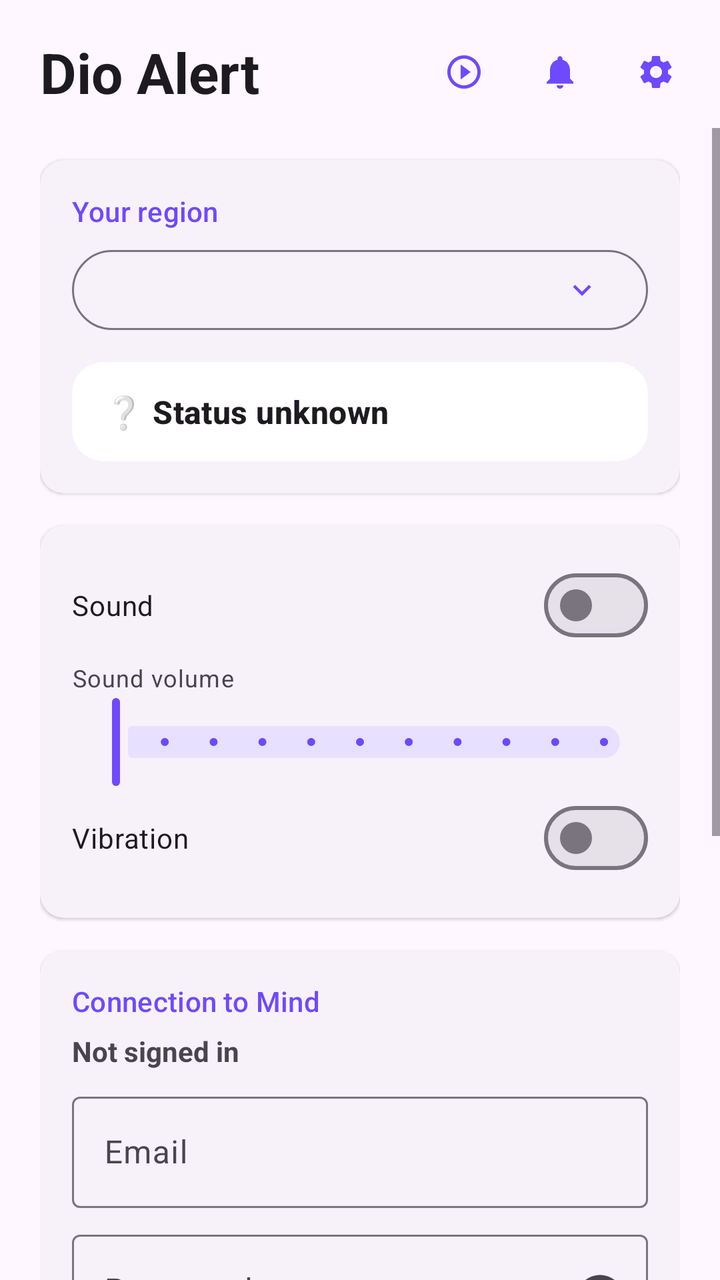
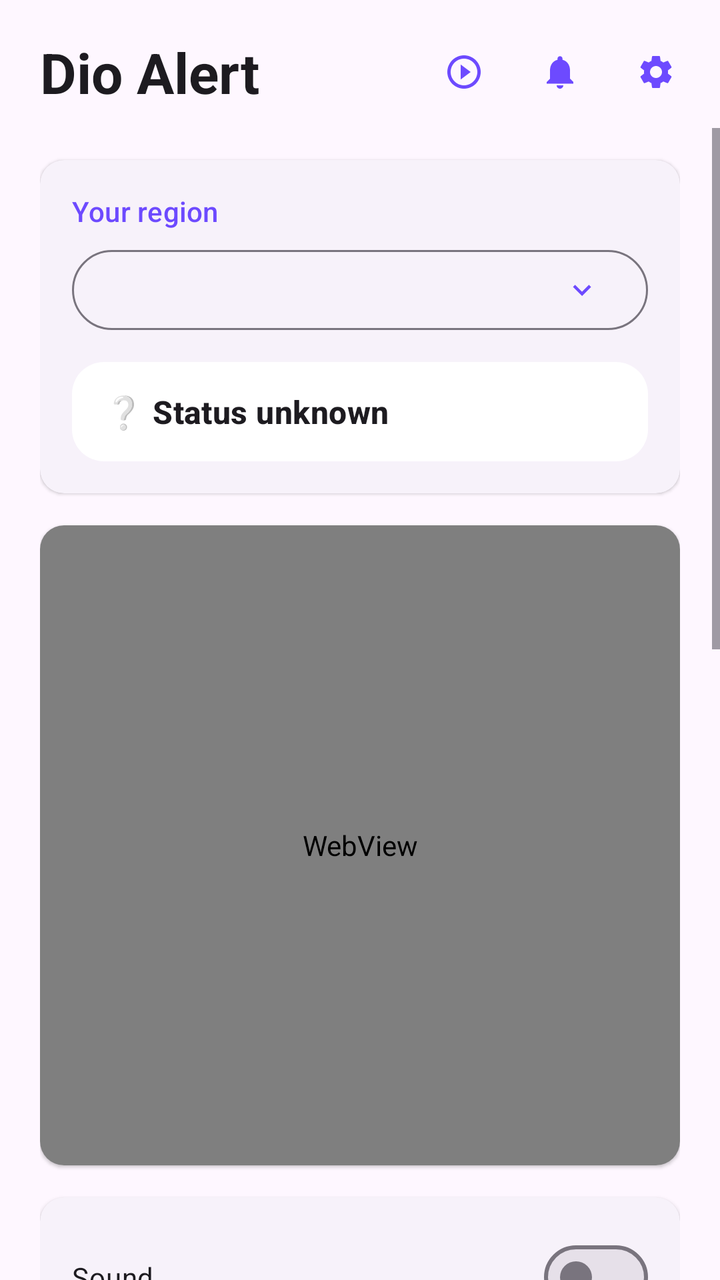

Two renders of the same Android screen: before a commit and after it. Below are the layout's source before the change and the commit's diff.
<!-- AndroidManifest.xml: application theme Theme.DioAlert -->
<!-- res/layout/activity_main.xml -->
<?xml version="1.0" encoding="utf-8"?>
<LinearLayout xmlns:android="http://schemas.android.com/apk/res/android"
    xmlns:app="http://schemas.android.com/apk/res-auto"
    android:layout_width="match_parent"
    android:layout_height="match_parent"
    android:fitsSystemWindows="true"
    android:orientation="vertical">

    
    <LinearLayout
        android:layout_width="match_parent"
        android:layout_height="wrap_content"
        android:gravity="center_vertical"
        android:orientation="horizontal"
        android:paddingStart="20dp"
        android:paddingTop="12dp"
        android:paddingEnd="8dp"
        android:paddingBottom="4dp">

        <TextView
            android:layout_width="0dp"
            android:layout_height="wrap_content"
            android:layout_weight="1"
            android:text="@string/app_name"
            android:textAppearance="?attr/textAppearanceHeadlineMedium"
            android:textStyle="bold" />

        <com.google.android.material.button.MaterialButton
            android:id="@+id/testButton"
            style="@style/Widget.Material3.Button.IconButton"
            android:layout_width="wrap_content"
            android:layout_height="wrap_content"
            android:contentDescription="@string/test_alerts"
            android:tooltipText="@string/test_alerts"
            app:icon="@drawable/ic_play_alert" />

        <com.google.android.material.button.MaterialButton
            android:id="@+id/notificationSettingsButton"
            style="@style/Widget.Material3.Button.IconButton"
            android:layout_width="wrap_content"
            android:layout_height="wrap_content"
            android:contentDescription="@string/notification_settings"
            android:tooltipText="@string/notification_settings"
            app:icon="@drawable/ic_notifications" />

        <com.google.android.material.button.MaterialButton
            android:id="@+id/appSettingsButton"
            style="@style/Widget.Material3.Button.IconButton"
            android:layout_width="wrap_content"
            android:layout_height="wrap_content"
            android:contentDescription="@string/app_settings"
            android:tooltipText="@string/app_settings"
            app:icon="@drawable/ic_settings" />
    </LinearLayout>

    <ScrollView
        android:layout_width="match_parent"
        android:layout_height="0dp"
        android:layout_weight="1"
        android:clipToPadding="false"
        android:fillViewport="true">

        <LinearLayout
            android:layout_width="match_parent"
            android:layout_height="wrap_content"
            android:orientation="vertical"
            android:paddingHorizontal="20dp"
            android:paddingBottom="20dp">

            
            <com.google.android.material.card.MaterialCardView
                android:id="@+id/regionCard"
                style="@style/Card"
                android:layout_width="match_parent"
                android:layout_height="wrap_content">

                <LinearLayout style="@style/CardBody">

                    <TextView
                        style="@style/SectionTitle"
                        android:text="@string/region_title" />

                    <com.google.android.material.button.MaterialButton
                        android:id="@+id/regionButton"
                        style="@style/Widget.Material3.Button.OutlinedButton"
                        android:layout_width="match_parent"
                        android:layout_height="wrap_content"
                        android:gravity="start|center_vertical"
                        android:contentDescription="@string/region_pick_title"
                        app:icon="@drawable/ic_expand_more"
                        app:iconGravity="end" />

                    <TextView
                        android:id="@+id/statusText"
                        android:layout_width="match_parent"
                        android:layout_height="wrap_content"
                        android:layout_marginTop="12dp"
                        android:background="@drawable/bg_status_pill"
                        android:gravity="center_vertical"
                        android:paddingHorizontal="16dp"
                        android:paddingVertical="14dp"
                        android:text="@string/status_unknown"
                        android:textAppearance="?attr/textAppearanceTitleMedium"
                        android:textStyle="bold" />
                </LinearLayout>
            </com.google.android.material.card.MaterialCardView>

            
            <com.google.android.material.card.MaterialCardView
                android:id="@+id/alertSettingsCard"
                style="@style/Card"
                android:layout_width="match_parent"
                android:layout_height="wrap_content">

                <LinearLayout style="@style/CardBody">

                    <com.google.android.material.materialswitch.MaterialSwitch
                        android:id="@+id/soundSwitch"
                        android:layout_width="match_parent"
                        android:layout_height="wrap_content"
                        android:text="@string/sound_switch" />

                    <TextView
                        android:id="@+id/volumeLabel"
                        android:layout_width="match_parent"
                        android:layout_height="wrap_content"
                        android:layout_marginTop="4dp"
                        android:text="@string/sound_volume"
                        android:textAppearance="?attr/textAppearanceBodySmall" />

                    <com.google.android.material.slider.Slider
                        android:id="@+id/volumeSlider"
                        android:layout_width="match_parent"
                        android:layout_height="wrap_content"
                        android:contentDescription="@string/sound_volume"
                        android:stepSize="10"
                        android:valueFrom="0"
                        android:valueTo="100" />

                    
                    <LinearLayout
                        android:id="@+id/soundChoices"
                        android:layout_width="match_parent"
                        android:layout_height="wrap_content"
                        android:orientation="vertical" />

                    <com.google.android.material.materialswitch.MaterialSwitch
                        android:id="@+id/vibrationSwitch"
                        android:layout_width="match_parent"
                        android:layout_height="wrap_content"
                        android:text="@string/vibration_switch" />
                </LinearLayout>
            </com.google.android.material.card.MaterialCardView>

            
            <com.google.android.material.card.MaterialCardView
                style="@style/Card"
                android:layout_width="match_parent"
                android:layout_height="wrap_content">

                <LinearLayout style="@style/CardBody">

                    <TextView
                        style="@style/SectionTitle"
                        android:text="@string/connection_title" />

                    
                    <LinearLayout
                        android:id="@+id/accountChip"
                        android:layout_width="match_parent"
                        android:layout_height="wrap_content"
                        android:layout_marginBottom="8dp"
                        android:background="@drawable/bg_account_chip"
                        android:gravity="center_vertical"
                        android:orientation="horizontal"
                        android:padding="8dp"
                        android:visibility="gone">

                        <TextView
                            android:id="@+id/accountInitial"
                            android:layout_width="36dp"
                            android:layout_height="36dp"
                            android:background="@drawable/bg_avatar"
                            android:gravity="center"
                            android:textColor="?attr/colorOnPrimary"
                            android:textSize="16sp"
                            android:textStyle="bold" />

                        <LinearLayout
                            android:layout_width="0dp"
                            android:layout_height="wrap_content"
                            android:layout_marginStart="12dp"
                            android:layout_weight="1"
                            android:orientation="vertical">

                            <TextView
                                android:layout_width="wrap_content"
                                android:layout_height="wrap_content"
                                android:text="@string/signed_in_as"
                                android:textAppearance="?attr/textAppearanceLabelSmall"
                                android:textColor="?attr/colorOnPrimaryContainer" />

                            <TextView
                                android:id="@+id/accountEmail"
                                android:layout_width="wrap_content"
                                android:layout_height="wrap_content"
                                android:ellipsize="middle"
                                android:singleLine="true"
                                android:textAppearance="?attr/textAppearanceBodyLarge"
                                android:textColor="?attr/colorOnPrimaryContainer" />
                        </LinearLayout>
                    </LinearLayout>

                    <TextView
                        android:id="@+id/connectionText"
                        android:layout_width="match_parent"
                        android:layout_height="wrap_content"
                        android:text="@string/connection_off"
                        android:textStyle="bold" />

                    <LinearLayout
                        android:id="@+id/signInGroup"
                        android:layout_width="match_parent"
                        android:layout_height="wrap_content"
                        android:orientation="vertical">

                        
                        <LinearLayout
                            android:id="@+id/registerFields"
                            android:layout_width="match_parent"
                            android:layout_height="wrap_content"
                            android:orientation="vertical"
                            android:visibility="gone">

                            <com.google.android.material.textfield.TextInputLayout
                                android:id="@+id/firstNameInputLayout"
                                style="@style/Widget.Material3.TextInputLayout.OutlinedBox"
                                android:layout_width="match_parent"
                                android:layout_height="wrap_content"
                                android:layout_marginTop="8dp"
                                android:hint="@string/first_name">

                                <com.google.android.material.textfield.TextInputEditText
                                    android:id="@+id/firstNameInput"
                                    android:layout_width="match_parent"
                                    android:layout_height="wrap_content"
                                    android:inputType="textPersonName|textCapWords"
                                    android:maxLines="1" />
                            </com.google.android.material.textfield.TextInputLayout>

                            <com.google.android.material.textfield.TextInputLayout
                                android:id="@+id/lastNameInputLayout"
                                style="@style/Widget.Material3.TextInputLayout.OutlinedBox"
                                android:layout_width="match_parent"
                                android:layout_height="wrap_content"
                                android:layout_marginTop="8dp"
                                android:hint="@string/last_name">

                                <com.google.android.material.textfield.TextInputEditText
                                    android:id="@+id/lastNameInput"
                                    android:layout_width="match_parent"
                                    android:layout_height="wrap_content"
                                    android:inputType="textPersonName|textCapWords"
                                    android:maxLines="1" />
                            </com.google.android.material.textfield.TextInputLayout>

                            <com.google.android.material.textfield.TextInputLayout
                                android:id="@+id/phoneInputLayout"
                                style="@style/Widget.Material3.TextInputLayout.OutlinedBox"
                                android:layout_width="match_parent"
                                android:layout_height="wrap_content"
                                android:layout_marginTop="8dp"
                                android:hint="@string/phone">

                                <com.google.android.material.textfield.TextInputEditText
                                    android:id="@+id/phoneInput"
                                    android:layout_width="match_parent"
                                    android:layout_height="wrap_content"
                                    android:inputType="phone"
                                    android:maxLines="1" />
                            </com.google.android.material.textfield.TextInputLayout>

                        </LinearLayout>

                        <com.google.android.material.textfield.TextInputLayout
                            android:id="@+id/emailInputLayout"
                            style="@style/Widget.Material3.TextInputLayout.OutlinedBox"
                            android:layout_width="match_parent"
                            android:layout_height="wrap_content"
                            android:layout_marginTop="8dp"
                            android:hint="@string/email">

                            <com.google.android.material.textfield.TextInputEditText
                                android:id="@+id/emailInput"
                                android:layout_width="match_parent"
                                android:layout_height="wrap_content"
                                android:inputType="textEmailAddress"
                                android:maxLines="1" />
                        </com.google.android.material.textfield.TextInputLayout>

                        <com.google.android.material.textfield.TextInputLayout
                            android:id="@+id/passwordInputLayout"
                            style="@style/Widget.Material3.TextInputLayout.OutlinedBox"
                            android:layout_width="match_parent"
                            android:layout_height="wrap_content"
                            android:layout_marginTop="8dp"
                            android:hint="@string/password"
                            app:endIconMode="password_toggle">

                            <com.google.android.material.textfield.TextInputEditText
                                android:id="@+id/passwordInput"
                                android:layout_width="match_parent"
                                android:layout_height="wrap_content"
                                android:inputType="textPassword"
                                android:maxLines="1" />
                        </com.google.android.material.textfield.TextInputLayout>

                        <com.google.android.material.button.MaterialButton
                            android:id="@+id/signInButton"
                            android:layout_width="match_parent"
                            android:layout_height="wrap_content"
                            android:layout_marginTop="12dp"
                            android:text="@string/sign_in" />

                        <TextView
                            android:id="@+id/registerHint"
                            android:layout_width="match_parent"
                            android:layout_height="wrap_content"
                            android:layout_marginTop="4dp"
                            android:text="@string/register_hint"
                            android:textAppearance="?attr/textAppearanceBodySmall"
                            android:visibility="gone" />

                        <LinearLayout
                            android:layout_width="match_parent"
                            android:layout_height="wrap_content"
                            android:layout_marginTop="4dp"
                            android:orientation="horizontal">

                            <com.google.android.material.button.MaterialButton
                                android:id="@+id/modeButton"
                                style="@style/Widget.Material3.Button.TextButton"
                                android:layout_width="0dp"
                                android:layout_height="wrap_content"
                                android:layout_weight="1"
                                android:text="@string/register" />

                            <com.google.android.material.button.MaterialButton
                                android:id="@+id/forgotButton"
                                style="@style/Widget.Material3.Button.TextButton"
                                android:layout_width="wrap_content"
                                android:layout_height="wrap_content"
                                android:text="@string/forgot_password" />
                        </LinearLayout>
                    </LinearLayout>

                    <com.google.android.material.button.MaterialButton
                        android:id="@+id/disconnectButton"
                        style="@style/Widget.Material3.Button.OutlinedButton"
                        android:layout_width="match_parent"
                        android:layout_height="wrap_content"
                        android:layout_marginTop="8dp"
                        android:text="@string/disconnect"
                        android:visibility="gone" />
                </LinearLayout>
            </com.google.android.material.card.MaterialCardView>

            
            <com.google.android.material.card.MaterialCardView
                android:id="@+id/setupCard"
                style="@style/Card"
                android:layout_width="match_parent"
                android:layout_height="wrap_content"
                android:visibility="gone">

                <LinearLayout style="@style/CardBody">

                    <TextView
                        style="@style/SectionTitle"
                        android:text="@string/setup_title" />

                    <TextView
                        android:layout_width="match_parent"
                        android:layout_height="wrap_content"
                        android:text="@string/setup_hint"
                        android:textAppearance="?attr/textAppearanceBodySmall" />

                    <LinearLayout
                        android:id="@+id/issuesList"
                        android:layout_width="match_parent"
                        android:layout_height="wrap_content"
                        android:orientation="vertical" />
                </LinearLayout>
            </com.google.android.material.card.MaterialCardView>


            <com.google.android.material.button.MaterialButton
                android:id="@+id/languageButton"
                style="@style/Widget.Material3.Button.TextButton"
                android:layout_width="wrap_content"
                android:layout_height="wrap_content"
                android:layout_gravity="center_horizontal"
                android:layout_marginTop="16dp"
                android:text="@string/language_button" />

            
            <TextView
                android:id="@+id/sourceText"
                android:layout_width="match_parent"
                android:layout_height="wrap_content"
                android:autoLink="web"
                android:gravity="center"
                android:padding="8dp"
                android:text="@string/source_note"
                android:textAppearance="?attr/textAppearanceBodySmall"
                android:textColorLink="?attr/colorPrimary" />

            <TextView
                android:id="@+id/versionText"
                android:layout_width="match_parent"
                android:layout_height="wrap_content"
                android:layout_marginTop="4dp"
                android:gravity="center"
                android:textAppearance="?attr/textAppearanceBodySmall" />
        </LinearLayout>
    </ScrollView>
</LinearLayout>
<!-- resources referenced by this layout -->
<resources>
  <!-- drawable bg_account_chip (drawable) -->
  <?xml version="1.0" encoding="utf-8"?>
  <shape xmlns:android="http://schemas.android.com/apk/res/android"
      android:shape="rectangle">
      <solid android:color="?attr/colorPrimaryContainer" />
      <corners android:radius="24dp" />
  </shape>
  <!-- drawable bg_avatar (drawable) -->
  <?xml version="1.0" encoding="utf-8"?>
  <shape xmlns:android="http://schemas.android.com/apk/res/android"
      android:shape="oval">
      <solid android:color="?attr/colorPrimary" />
  </shape>
  <!-- drawable bg_status_pill (drawable) -->
  <?xml version="1.0" encoding="utf-8"?>
  <shape xmlns:android="http://schemas.android.com/apk/res/android"
      android:shape="rectangle">
      <solid android:color="@android:color/white" />
      <corners android:radius="16dp" />
  </shape>
  <!-- drawable ic_expand_more (drawable) -->
  <vector xmlns:android="http://schemas.android.com/apk/res/android"
      android:width="24dp"
      android:height="24dp"
      android:tint="?attr/colorControlNormal"
      android:viewportWidth="24"
      android:viewportHeight="24">
      <path
          android:fillColor="@android:color/white"
          android:pathData="M16.59,8.59L12,13.17 7.41,8.59 6,10l6,6 6,-6z" />
  </vector>
  <string name="app_name">Dio Alert</string>
  <string name="app_settings">App settings</string>
  <string name="connection_off">Not signed in</string>
  <string name="connection_title">Connection to Mind</string>
  <string name="disconnect">Sign out</string>
  <string name="email">Email</string>
  <string name="first_name">First name</string>
  <string name="forgot_password">Forgot password?</string>
  <string name="language_button">Language: English</string>
  <string name="last_name">Last name</string>
  <string name="notification_settings">Notification settings</string>
  <string name="password">Password</string>
  <string name="phone">Phone</string>
  <string name="region_pick_title">Alerts for which region?</string>
  <string name="region_title">Your region</string>
  <string name="register">Create a Mind account</string>
  <string name="register_hint">A new account works after an administrator approves it.</string>
  <string name="setup_hint">These settings can stop alerts from arriving on time or sounding. This card disappears once they are fixed.</string>
  <string name="setup_title">Check your phone</string>
  <string name="sign_in">Sign in</string>
  <string name="signed_in_as">Signed in as</string>
  <string name="sound_switch">Sound</string>
  <string name="sound_volume">Sound volume</string>
  <string name="source_note">Unofficial app, not affiliated with any government entity. Alerts are announced by the authorities of Ukraine (official map: https://map.ukrainealarm.com/) and received through the alerts.in.ua API (https://devs.alerts.in.ua/).</string>
  <string name="status_unknown">❔ Status unknown</string>
  <string name="test_alerts">Test alerts</string>
  <string name="vibration_switch">Vibration</string>
  <style name="Card" parent="Widget.Material3.CardView.Elevated">
          <item name="android:layout_marginTop">16dp</item>
      </style>
  <style name="CardBody">
          <item name="android:layout_width">match_parent</item>
          <item name="android:layout_height">wrap_content</item>
          <item name="android:orientation">vertical</item>
          <item name="android:padding">16dp</item>
      </style>
  <style name="SectionTitle">
          <item name="android:layout_width">match_parent</item>
          <item name="android:layout_height">wrap_content</item>
          <item name="android:layout_marginBottom">6dp</item>
          <item name="android:textAppearance">?attr/textAppearanceLabelLarge</item>
          <item name="android:textColor">?attr/colorPrimary</item>
      </style>
  <color name="accent">#6D4AFF</color>
  <color name="on_accent">#FFFFFF</color>
  <color name="accent_container">#E8E0FF</color>
  <color name="on_accent_container">#22005D</color>
  <color name="danger">#C5221F</color>
  <!-- unchanged entries left out for length: 4 -->
</resources>

<!-- the commit's change to res/layout/activity_main.xml (unified diff, before → after) -->
@@ -107,6 +107,19 @@
 
             
             <com.google.android.material.card.MaterialCardView
+                android:id="@+id/mapCard"
+                style="@style/Card"
+                android:layout_width="match_parent"
+                android:layout_height="wrap_content">
+
+                <WebView
+                    android:id="@+id/alertMap"
+                    android:layout_width="match_parent"
+                    android:layout_height="320dp" />
+            </com.google.android.material.card.MaterialCardView>
+
+            
+            <com.google.android.material.card.MaterialCardView
                 android:id="@+id/alertSettingsCard"
                 style="@style/Card"
                 android:layout_width="match_parent"
